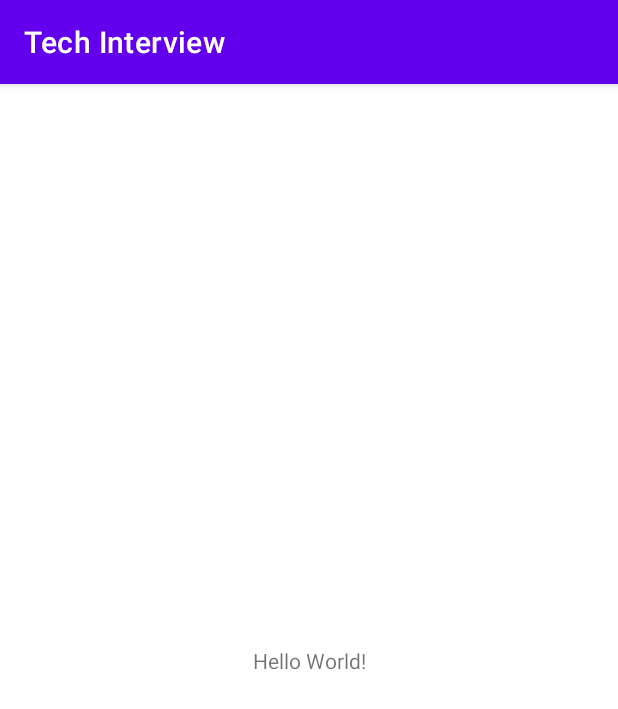
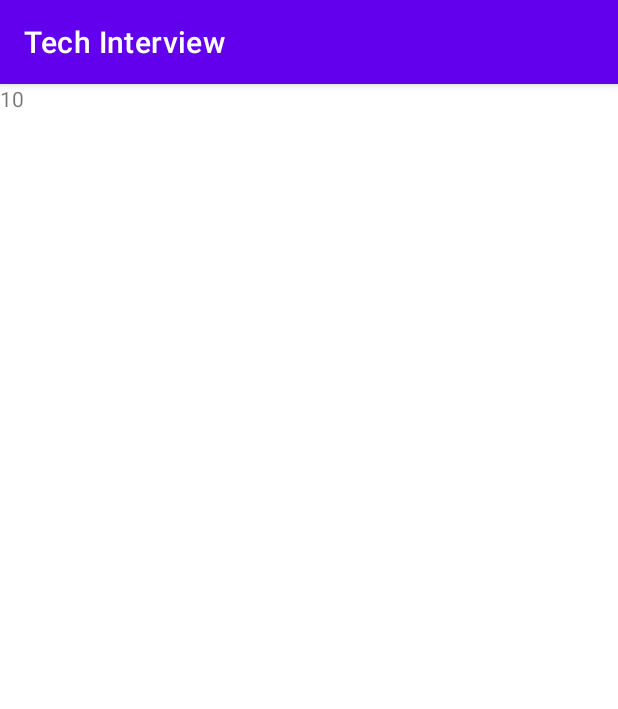
Before and after one commit to artazidele/Preparing-for-Android-Roadmap-Tech-Interview, an Android app: the screen it shows after launch (MainActivity), on a phone screen of 412 x 824 dp. Shown: the top 709 px of the screen. Run offline under Robolectric (Android 15) with nearby library versions, the phone set to English and light mode, and no system bars.

Commit message:
Java in MainActivity, binding and Java for loop

```diff
--- a/TechInterview/app/build.gradle
+++ b/TechInterview/app/build.gradle
@@ -25,6 +25,9 @@ android {
         sourceCompatibility JavaVersion.VERSION_1_8
         targetCompatibility JavaVersion.VERSION_1_8
     }
+    buildFeatures {
+        viewBinding true
+    }
 }
 
 dependencies {
--- a/TechInterview/app/src/main/java/com/example/techinterview/MainActivity.java
+++ b/TechInterview/app/src/main/java/com/example/techinterview/MainActivity.java
@@ -3,12 +3,26 @@ package com.example.techinterview;
 import androidx.appcompat.app.AppCompatActivity;
 
 import android.os.Bundle;
+import android.widget.TextView;
+
+import com.example.techinterview.databinding.ActivityMainBinding;
+import com.example.techinterview.oop_basics.Person;
 
 public class MainActivity extends AppCompatActivity {
+
+    private ActivityMainBinding binding;
 
     @Override
     protected void onCreate(Bundle savedInstanceState) {
         super.onCreate(savedInstanceState);
-        setContentView(R.layout.activity_main);
+
+        binding = ActivityMainBinding.inflate(getLayoutInflater());
+        setContentView(binding.getRoot());
+
+        Person person = new Person("Persona", 20);
+        String tvOneText = String.valueOf(person.printNumbers());
+        binding.textViewOne.setText(tvOneText);
+//        TextView tv: TextView = findViewById(R.id.text_view).text = person.printNumbers();
+
     }
 }
--- a/TechInterview/app/src/main/java/com/example/techinterview/oop_basics/Person.java
+++ b/TechInterview/app/src/main/java/com/example/techinterview/oop_basics/Person.java
@@ -24,6 +24,14 @@ public class Person {
         name = constructorName;
         age = constructorAge;
     }
+
+    public int printNumbers() {
+        int a = 9;
+        for(int i=1; i<11; i++){
+            a =+ i;
+        }
+        return a;
+    }
 }
 
 // Encapsulation - making sure that "sensitive" data is hidden from users.
--- a/TechInterview/app/src/main/res/layout/activity_main.xml
+++ b/TechInterview/app/src/main/res/layout/activity_main.xml
@@ -7,12 +7,17 @@
     tools:context=".MainActivity">
 
     <TextView
+        android:id="@+id/text_view_one"
         android:layout_width="wrap_content"
         android:layout_height="wrap_content"
-        android:text="Hello World!"
-        app:layout_constraintBottom_toBottomOf="parent"
-        app:layout_constraintLeft_toLeftOf="parent"
-        app:layout_constraintRight_toRightOf="parent"
-        app:layout_constraintTop_toTopOf="parent" />
+        app:layout_constraintTop_toTopOf="parent"
+        app:layout_constraintLeft_toLeftOf="parent" />
+
+    <TextView
+        android:id="@+id/text_view_two"
+        android:layout_width="wrap_content"
+        android:layout_height="wrap_content"
+        app:layout_constraintTop_toBottomOf="@id/text_view_one"
+        app:layout_constraintLeft_toLeftOf="parent" />
 
 </androidx.constraintlayout.widget.ConstraintLayout>
```
Also changed, not shown: 1 other file.
